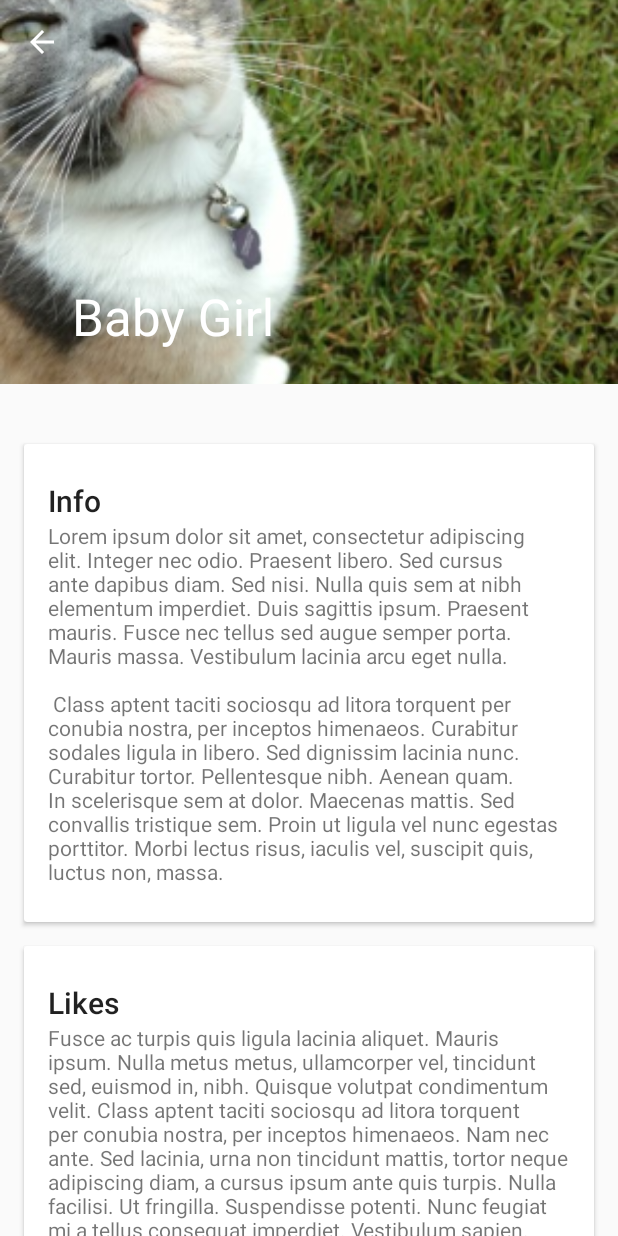
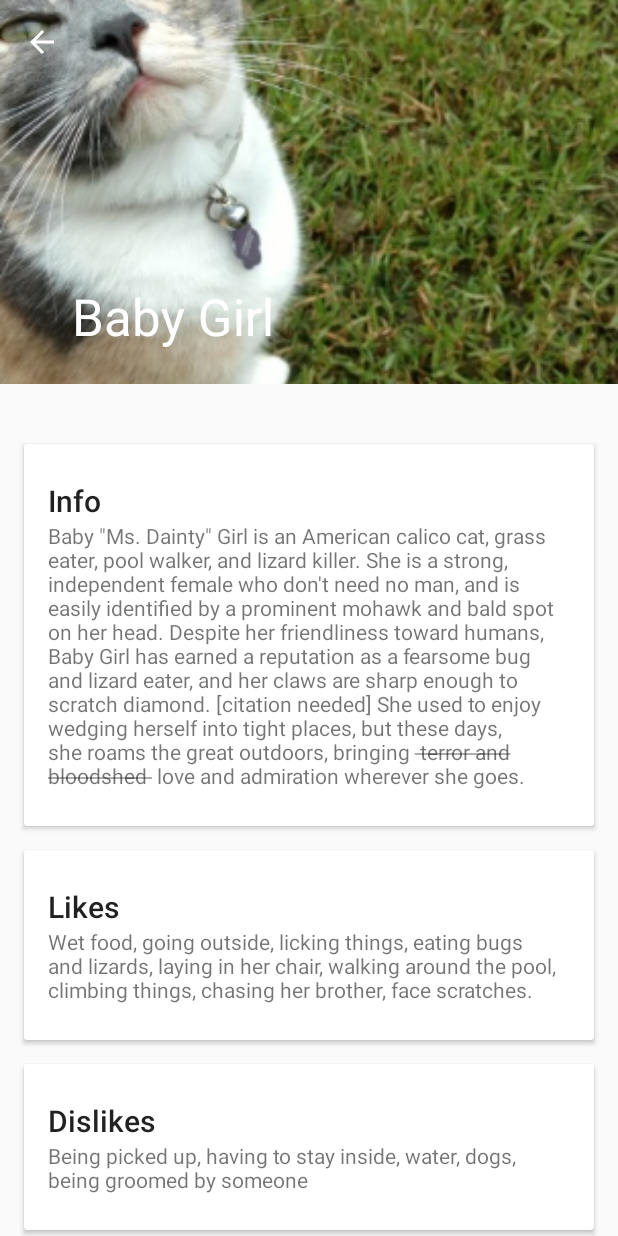
Before and after one commit to paulskrb/MaterialCat, an Android app: the screen it shows after launch (CatDetailActivity), after a tap on "Baby Girl", on a phone screen of 412 x 824 dp. Run offline under Robolectric (Android 15) with nearby library versions, the phone set to English and light mode, and no system bars.

Commit message:
replaced ipsum text with the real text and adjusted the cardviews in the main activity

```diff
--- a/app/src/main/java/com/example/bearg/designmaterial/CatDetailActivity.java
+++ b/app/src/main/java/com/example/bearg/designmaterial/CatDetailActivity.java
@@ -3,17 +3,18 @@ package com.example.bearg.designmaterial;
 import android.content.Intent;
 import android.os.Bundle;
 import android.support.design.widget.CollapsingToolbarLayout;
-import android.support.design.widget.FloatingActionButton;
-import android.support.design.widget.Snackbar;
 import android.support.v7.app.AppCompatActivity;
 import android.support.v7.widget.Toolbar;
-import android.view.View;
 import android.widget.ImageView;
+import android.widget.TextView;
 
 public class CatDetailActivity extends AppCompatActivity {
 
-    private ImageView backdropCat;
-    private CollapsingToolbarLayout ctl;
+    private ImageView mBackdropCat;
+    private TextView mCatInfo;
+    private TextView mCatLikes;
+    private TextView mCatDislikes;
+    private CollapsingToolbarLayout mCtl;
 
     @Override
     protected void onCreate(Bundle savedInstanceState) {
@@ -24,26 +25,37 @@ public class CatDetailActivity extends AppCompatActivity {
         getSupportActionBar().setDisplayHomeAsUpEnabled(true);
         getSupportActionBar().setDisplayShowTitleEnabled(false);
 
-        ctl = (CollapsingToolbarLayout)
+        mCtl = (CollapsingToolbarLayout)
                 findViewById(R.id.collapsing_toolbar);
 
-        setupCollapsingToolbarDisplay();
+        mBackdropCat = (ImageView) findViewById(R.id.backdrop);
+        mCatInfo = (TextView) findViewById(R.id.info_text);
+        mCatLikes = (TextView) findViewById(R.id.likes_text);
+        mCatDislikes = (TextView) findViewById(R.id.dislikes_text);
+
+        setupContent();
 
     }
 
-    private void setupCollapsingToolbarDisplay() {
+    private void setupContent() {
         Intent intent = getIntent();
         int choice = intent.getIntExtra(MainActivity.CAT_KEY, -1);
-        backdropCat = (ImageView) findViewById(R.id.backdrop);
+
 
         if (choice == 0) {
-            backdropCat.setImageResource(R.drawable.babygirl2);
-            ctl.setTitle("Baby Girl");
+            mBackdropCat.setImageResource(R.drawable.babygirl2);
+            mCtl.setTitle("Baby Girl");
+            mCatInfo.setText(R.string.baby_girl_info);
+            mCatLikes.setText(R.string.baby_girl_likes);
+            mCatDislikes.setText(R.string.baby_girl_dislikes);
         }
 
         else if (choice == 1) {
-            backdropCat.setImageResource(R.drawable.rocko2);
-            ctl.setTitle("Rocko");
+            mBackdropCat.setImageResource(R.drawable.rocko2);
+            mCtl.setTitle("Rocko");
+            mCatInfo.setText(R.string.rocko_info);
+            mCatLikes.setText(R.string.rocko_likes);
+            mCatDislikes.setText(R.string.rocko_dislikes);
         }
 
         else {
--- a/app/src/main/java/com/example/bearg/designmaterial/MainActivity.java
+++ b/app/src/main/java/com/example/bearg/designmaterial/MainActivity.java
@@ -39,7 +39,8 @@ public class MainActivity extends AppCompatActivity
         NavigationView navigationView = (NavigationView) findViewById(R.id.nav_view);
         navigationView.setNavigationItemSelectedListener(this);
 
-        // BEGIN CODE ADDED BY ME
+        ///////////////      BEGIN CODE ADDED BY ME     ///////////////////
+
         mBabyGirlCard = (CardView) findViewById(R.id.babygirlCard);
         mBabyGirlCard.setOnClickListener(new View.OnClickListener() {
             @Override
@@ -59,8 +60,6 @@ public class MainActivity extends AppCompatActivity
                 startActivity(intent);
             }
         });
-
-
 
     }
 
--- a/app/src/main/res/layout/content_cat_detail.xml
+++ b/app/src/main/res/layout/content_cat_detail.xml
@@ -75,9 +75,9 @@
                 android:textAppearance="@style/TextAppearance.AppCompat.Title"/>
 
             <TextView
+                android:id="@+id/info_text"
                 android:layout_width="match_parent"
-                android:layout_height="wrap_content"
-                android:text="@string/ipsum1"/>
+                android:layout_height="wrap_content" />
 
         </LinearLayout>
 
@@ -102,9 +102,10 @@
                         android:textAppearance="@style/TextAppearance.AppCompat.Title"/>
 
                     <TextView
+                        android:id="@+id/likes_text"
                         android:layout_width="match_parent"
                         android:layout_height="wrap_content"
-                        android:text="@string/ipsum2"/>
+                        android:text=""/>
 
                 </LinearLayout>
 
@@ -129,9 +130,10 @@
                         android:textAppearance="@style/TextAppearance.AppCompat.Title"/>
 
                     <TextView
+                        android:id="@+id/dislikes_text"
                         android:layout_width="match_parent"
                         android:layout_height="wrap_content"
-                        android:text="@string/ipsum3"/>
+                        android:text=""/>
 
                 </LinearLayout>
 
--- a/app/src/main/res/layout/content_main.xml
+++ b/app/src/main/res/layout/content_main.xml
@@ -7,7 +7,10 @@
     android:id="@+id/cardsContainer"
     android:layout_width="match_parent"
     android:layout_height="match_parent"
-    android:layout_margin="16dp"
+    android:layout_marginTop="16dp"
+    android:layout_marginRight="8dp"
+    android:layout_marginBottom="8dp"
+    android:layout_marginLeft="8dp"
     android:orientation="vertical"
     app:layout_behavior="@string/appbar_scrolling_view_behavior"
     tools:context="com.example.bearg.designmaterial.MainActivity"
@@ -16,8 +19,8 @@
     <android.support.v7.widget.CardView
         android:id="@+id/babygirlCard"
         android:layout_width="match_parent"
-        android:layout_height="wrap_content"
-        android:layout_margin="16dp"
+        android:layout_height="0dp"
+        android:layout_marginBottom="16dp"
         android:layout_weight="1"
         card_view:cardElevation="5dp"
         >
@@ -56,9 +59,9 @@
     <android.support.v7.widget.CardView
         android:id="@+id/rockoCard"
         android:layout_width="match_parent"
-        android:layout_height="wrap_content"
-        android:layout_margin="16dp"
+        android:layout_height="0dp"
         android:layout_weight="1"
+        android:layout_marginBottom="16dp"
         card_view:cardElevation="5dp">
 
         <ImageView
--- a/app/src/main/res/values/strings.xml
+++ b/app/src/main/res/values/strings.xml
@@ -6,21 +6,36 @@
 
     <string name="action_settings">Settings</string>
 
-    <string name="ipsum1">
-        Lorem ipsum dolor sit amet, consectetur adipiscing elit. Integer nec odio. Praesent libero. Sed cursus ante dapibus diam. Sed nisi. Nulla quis sem at nibh elementum imperdiet. Duis sagittis ipsum. Praesent mauris. Fusce nec tellus sed augue semper porta. Mauris massa. Vestibulum lacinia arcu eget nulla.
-        \n\n
-        Class aptent taciti sociosqu ad litora torquent per conubia nostra, per inceptos himenaeos. Curabitur sodales ligula in libero. Sed dignissim lacinia nunc. Curabitur tortor. Pellentesque nibh. Aenean quam. In scelerisque sem at dolor. Maecenas mattis. Sed convallis tristique sem. Proin ut ligula vel nunc egestas porttitor. Morbi lectus risus, iaculis vel, suscipit quis, luctus non, massa.
-        </string>
+    <string name="baby_girl_info">Baby \"Ms. Dainty\" Girl is an American calico cat, grass eater, pool walker,
+        and lizard killer. She is a strong, independent female who don\'t need no man, and is
+        easily identified by a prominent mohawk and bald
+        spot on her head. Despite her friendliness toward humans, Baby Girl has earned
+        a reputation as a fearsome bug and lizard eater, and her claws are sharp enough
+        to scratch diamond. [citation needed] She used to enjoy wedging herself into tight
+        places, but these days, she roams the great outdoors, bringing <strike>
+        terror and bloodshed </strike> love and admiration wherever she goes.
+    </string>
 
-    <string name="ipsum2">
-        Fusce ac turpis quis ligula lacinia aliquet. Mauris ipsum. Nulla metus metus, ullamcorper vel, tincidunt sed, euismod in, nibh. Quisque volutpat condimentum velit. Class aptent taciti sociosqu ad litora torquent per conubia nostra, per inceptos himenaeos. Nam nec ante. Sed lacinia, urna non tincidunt mattis, tortor neque adipiscing diam, a cursus ipsum ante quis turpis. Nulla facilisi. Ut fringilla. Suspendisse potenti. Nunc feugiat mi a tellus consequat imperdiet. Vestibulum sapien.
-        \n\n
-        Proin quam. Etiam ultrices. Suspendisse in justo eu magna luctus suscipit. Sed lectus. Integer euismod lacus luctus magna. Quisque cursus, metus vitae pharetra auctor, sem massa mattis sem, at interdum magna augue eget diam. Vestibulum ante ipsum primis in faucibus orci luctus et ultrices posuere cubilia Curae; Morbi lacinia molestie dui. Praesent blandit dolor. Sed non quam. In vel mi sit amet augue congue elementum. Morbi in ipsum sit amet pede facilisis laoreet. Donec lacus nunc, viverra nec, blandit vel, egestas et, augue.
-        </string>
+    <string name="baby_girl_likes">Wet food, going outside, licking things, eating bugs and lizards,
+        laying in her chair, walking around the pool, climbing things, chasing her brother, face scratches.
+    </string>
 
-    <string name="ipsum3">
-        Vestibulum tincidunt malesuada tellus. Ut ultrices ultrices enim. Curabitur sit amet mauris. Morbi in dui quis est pulvinar ullamcorper. Nulla facilisi. Integer lacinia sollicitudin massa. Cras metus. Sed aliquet risus a tortor. Integer id quam. Morbi mi. Quisque nisl felis, venenatis tristique, dignissim in, ultrices sit amet, augue. Proin sodales libero eget ante. Nulla quam. Aenean laoreet.
-    </string>
+    <string name="baby_girl_dislikes">Being picked up, having to stay inside, water, dogs, being groomed
+    by someone</string>
+
+    <string name="rocko_info">Rocko, aka Rocko Bear, is an American orange and white shorthair cat,
+        dragonfly slayer, and snack enthusiast. He has a well-known default-deny policy toward
+        human interaction, which means that for those lucky enough to earn Rocko\'s trust, there is
+        much Rocko love to be had. He can often be found outside being chased by his sister,
+        Baby Girl. A clean Rocko is a sad Rocko. He will often dirty himself up by laying in the
+        dirt, and may just snack on a bug he comes across while he\'s at it. Remember, if he claws you
+        when you rub his belly, that means he loves you.
+     </string>
+
+    <string name="rocko_likes">Treats, getting dirty, splashing water around, belly rubs, eating bugs,
+    playing in the rain, pink mice</string>
+
+    <string name="rocko_dislikes">Most people, loud noises, dogs, being clean</string>
 
     <string name="title_activity_cat_detail">CatDetailActivity</string>
 </resources>
```
